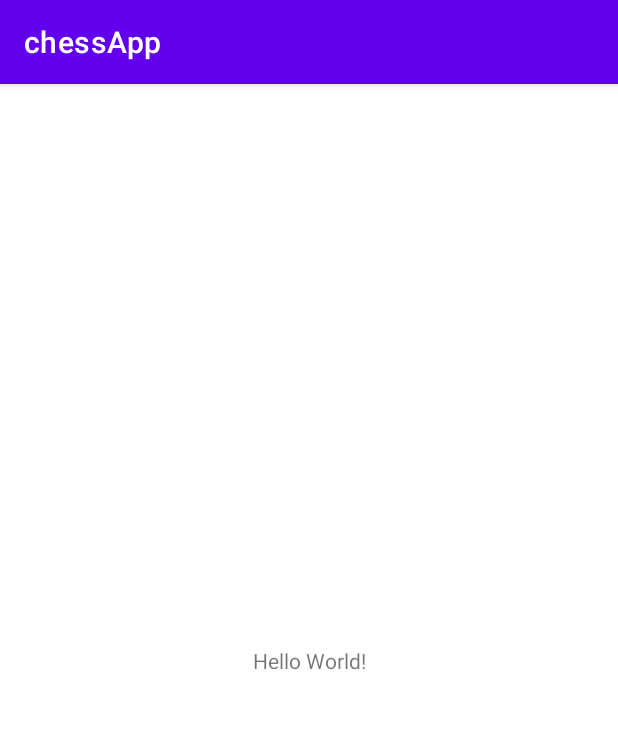
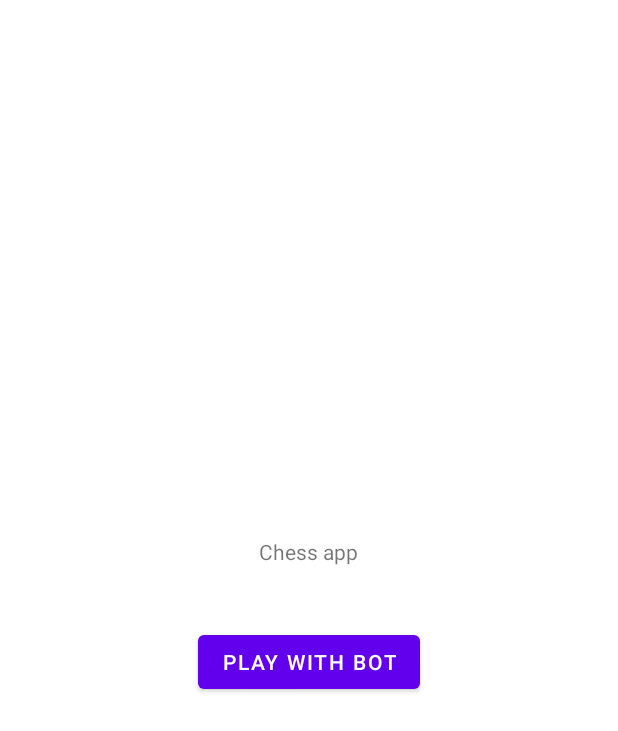
Before and after one commit to Szakul1/chessApp, an Android app: the screen it shows after launch (MainActivity), on a phone screen of 412 x 824 dp. Shown: the top 731 px of the screen. Run offline under Robolectric (Android 15) with nearby library versions, the phone set to English and light mode, and no system bars.

Commit message:
Add viewPager
Added viewPager2 to switch with depth animation.

```diff
--- a/app/src/main/java/com/example/chessapp/MainActivity.java
+++ b/app/src/main/java/com/example/chessapp/MainActivity.java
@@ -1,14 +1,52 @@
 package com.example.chessapp;
 
+import androidx.annotation.NonNull;
 import androidx.appcompat.app.AppCompatActivity;
+import androidx.fragment.app.Fragment;
+import androidx.fragment.app.FragmentActivity;
+import androidx.viewpager2.adapter.FragmentStateAdapter;
+import androidx.viewpager2.widget.ViewPager2;
 
 import android.os.Bundle;
+import android.view.View;
+
+import com.example.chessapp.gui.DepthPageTransformer;
+import com.example.chessapp.gui.GameFragment;
+import com.example.chessapp.gui.ScreenSlidePagerAdapter;
+import com.example.chessapp.gui.StartingPage;
+
+import java.util.Objects;
 
 public class MainActivity extends AppCompatActivity {
+
+
+    private ViewPager2 viewPager2;
 
     @Override
     protected void onCreate(Bundle savedInstanceState) {
         super.onCreate(savedInstanceState);
+
+        Objects.requireNonNull(getSupportActionBar()).hide();
+
         setContentView(R.layout.activity_main);
+        viewPager2 = findViewById(R.id.pager);
+        viewPager2.setUserInputEnabled(false);
+        FragmentStateAdapter pagerAdapter = new ScreenSlidePagerAdapter(this);
+        viewPager2.setAdapter(pagerAdapter);
+        viewPager2.setPageTransformer(new DepthPageTransformer());
     }
+
+    public void startGame(View view) {
+        viewPager2.setCurrentItem(1);
+    }
+
+    @Override
+    public void onBackPressed() {
+        if (viewPager2.getCurrentItem() == 0) {
+            super.onBackPressed();
+        } else {
+            viewPager2.setCurrentItem(viewPager2.getCurrentItem() - 1);
+        }
+    }
+
 }
--- /dev/null
+++ b/app/src/main/java/com/example/chessapp/gui/DepthPageTransformer.java
@@ -0,0 +1,45 @@
+package com.example.chessapp.gui;
+
+import android.view.View;
+
+import androidx.viewpager2.widget.ViewPager2;
+
+public class DepthPageTransformer implements ViewPager2.PageTransformer {
+    private static final float MIN_SCALE = 0.75f;
+
+    public void transformPage(View view, float position) {
+        int pageWidth = view.getWidth();
+
+        if (position < -1) { // [-Infinity,-1)
+            // This page is way off-screen to the left.
+            view.setAlpha(0f);
+
+        } else if (position <= 0) { // [-1,0]
+            // Use the default slide transition when moving to the left page
+            view.setAlpha(1f);
+            view.setTranslationX(0f);
+            view.setTranslationZ(0f);
+            view.setScaleX(1f);
+            view.setScaleY(1f);
+
+        } else if (position <= 1) { // (0,1]
+            // Fade the page out.
+            view.setAlpha(1 - position);
+
+            // Counteract the default slide transition
+            view.setTranslationX(pageWidth * -position);
+            // Move it behind the left page
+            view.setTranslationZ(-1f);
+
+            // Scale the page down (between MIN_SCALE and 1)
+            float scaleFactor = MIN_SCALE
+                    + (1 - MIN_SCALE) * (1 - Math.abs(position));
+            view.setScaleX(scaleFactor);
+            view.setScaleY(scaleFactor);
+
+        } else { // (1,+Infinity]
+            // This page is way off-screen to the right.
+            view.setAlpha(0f);
+        }
+    }
+}
--- /dev/null
+++ b/app/src/main/java/com/example/chessapp/gui/ScreenSlidePagerAdapter.java
@@ -0,0 +1,29 @@
+package com.example.chessapp.gui;
+
+import androidx.annotation.NonNull;
+import androidx.fragment.app.Fragment;
+import androidx.fragment.app.FragmentActivity;
+import androidx.viewpager2.adapter.FragmentStateAdapter;
+
+public class ScreenSlidePagerAdapter extends FragmentStateAdapter {
+
+    public static final int NUM_PAGES = 2;
+
+    public ScreenSlidePagerAdapter(FragmentActivity fa) {
+        super(fa);
+    }
+
+    @NonNull
+    @Override
+    public Fragment createFragment(int position) {
+        if (position == 0)
+            return new StartingPage();
+        else
+            return new GameFragment();
+    }
+
+    @Override
+    public int getItemCount() {
+        return NUM_PAGES;
+    }
+}
--- /dev/null
+++ b/app/src/main/java/com/example/chessapp/gui/StartingPage.java
@@ -0,0 +1,21 @@
+package com.example.chessapp.gui;
+
+import android.os.Bundle;
+import android.view.LayoutInflater;
+import android.view.View;
+import android.view.ViewGroup;
+
+import androidx.fragment.app.Fragment;
+
+import com.example.chessapp.R;
+
+public class StartingPage extends Fragment {
+
+
+    @Override
+    public View onCreateView(LayoutInflater inflater, ViewGroup container,
+                             Bundle savedInstanceState) {
+
+        return inflater.inflate(R.layout.fragment_starting_page, container, false);
+    }
+}
--- a/app/src/main/res/layout/activity_main.xml
+++ b/app/src/main/res/layout/activity_main.xml
@@ -1,18 +1,13 @@
 <?xml version="1.0" encoding="utf-8"?>
 <androidx.constraintlayout.widget.ConstraintLayout xmlns:android="http://schemas.android.com/apk/res/android"
     xmlns:app="http://schemas.android.com/apk/res-auto"
-    xmlns:tools="http://schemas.android.com/tools"
     android:layout_width="match_parent"
-    android:layout_height="match_parent"
-    tools:context=".MainActivity">
+    android:layout_height="match_parent">
 
-    <TextView
-        android:layout_width="wrap_content"
-        android:layout_height="wrap_content"
-        android:text="Hello World!"
-        app:layout_constraintBottom_toBottomOf="parent"
-        app:layout_constraintLeft_toLeftOf="parent"
-        app:layout_constraintRight_toRightOf="parent"
-        app:layout_constraintTop_toTopOf="parent" />
+    <androidx.viewpager2.widget.ViewPager2
+        android:id="@+id/pager"
+        android:layout_width="match_parent"
+        android:layout_height="match_parent"/>
+
 
 </androidx.constraintlayout.widget.ConstraintLayout>
--- /dev/null
+++ b/app/src/main/res/layout/fragment_starting_page.xml
@@ -0,0 +1,23 @@
+<?xml version="1.0" encoding="utf-8"?>
+<LinearLayout xmlns:android="http://schemas.android.com/apk/res/android"
+    xmlns:tools="http://schemas.android.com/tools"
+    tools:context=".gui.StartingPage"
+    android:layout_width="match_parent"
+    android:layout_height="match_parent"
+    android:gravity="center"
+    android:orientation="vertical">
+
+    <TextView
+        android:layout_width="wrap_content"
+        android:layout_height="wrap_content"
+        android:layout_margin="20sp"
+        android:text="@string/chess_app" />
+
+    <Button
+        android:onClick="startGame"
+        android:layout_width="wrap_content"
+        android:layout_height="wrap_content"
+        android:layout_margin="20sp"
+        android:text="@string/play_with_bot" />
+
+</LinearLayout>
--- a/app/src/main/res/values/strings.xml
+++ b/app/src/main/res/values/strings.xml
@@ -1,3 +1,5 @@
 <resources>
     <string name="app_name">chessApp</string>
+    <string name="chess_app">Chess app</string>
+    <string name="play_with_bot">Play with bot</string>
 </resources>
```
Also changed, not shown: app/src/main/java/com/example/chessapp/gui/GameFragment.java (added, +21 -0 lines), app/src/main/res/layout/fragment_game.xml (added, +9 -0 lines).
